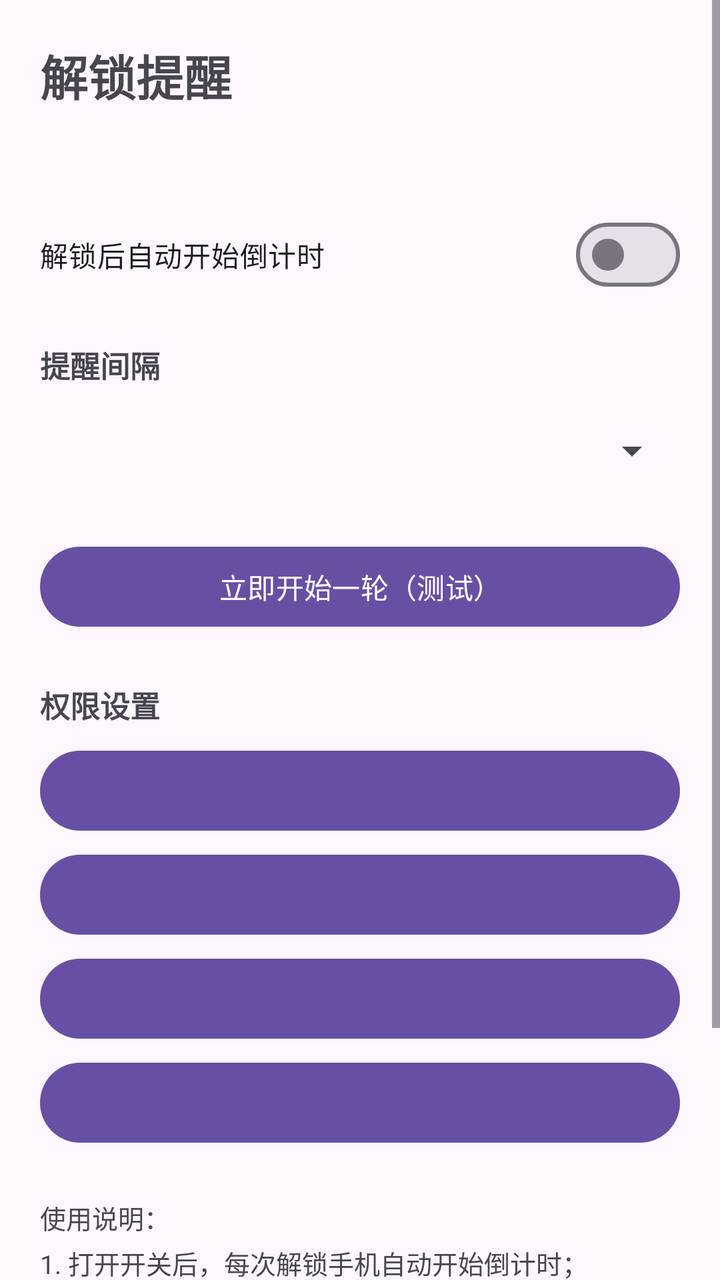
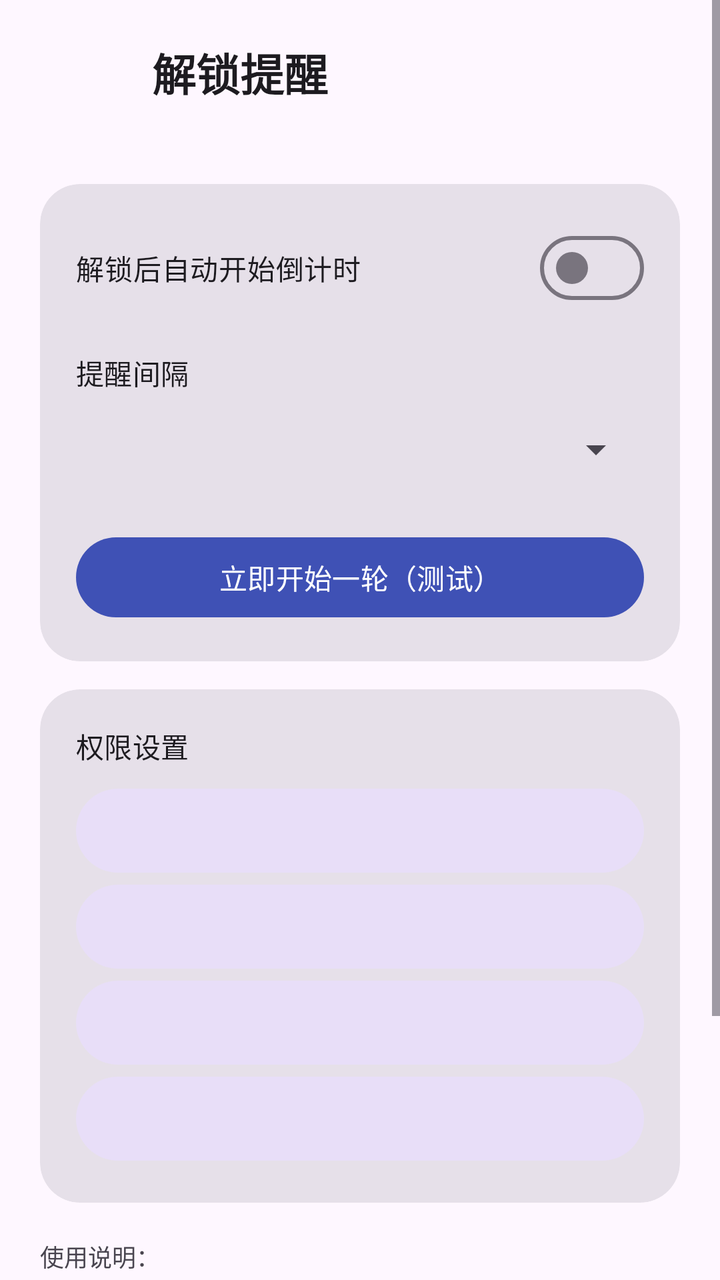

The first picture is an Android layout as it rendered before a commit; the second is the same layout after the commit. The layout source and the unified diff follow.
<!-- AndroidManifest.xml: application theme Theme.App -->
<!-- res/layout/activity_main.xml -->
<?xml version="1.0" encoding="utf-8"?>
<ScrollView xmlns:android="http://schemas.android.com/apk/res/android"
    android:layout_width="match_parent"
    android:layout_height="match_parent"
    android:fillViewport="true">

    <LinearLayout
        android:layout_width="match_parent"
        android:layout_height="wrap_content"
        android:orientation="vertical"
        android:padding="20dp">

        <TextView
            android:layout_width="wrap_content"
            android:layout_height="wrap_content"
            android:text="@string/app_name"
            android:textSize="24sp"
            android:textStyle="bold" />

        <TextView
            android:id="@+id/statusText"
            android:layout_width="match_parent"
            android:layout_height="wrap_content"
            android:layout_marginTop="12dp"
            android:textSize="15sp" />

        <com.google.android.material.materialswitch.MaterialSwitch
            android:id="@+id/switchMonitor"
            android:layout_width="match_parent"
            android:layout_height="wrap_content"
            android:layout_marginTop="16dp"
            android:text="@string/switch_monitor" />

        <TextView
            android:layout_width="wrap_content"
            android:layout_height="wrap_content"
            android:layout_marginTop="20dp"
            android:text="@string/interval_label"
            android:textSize="15sp"
            android:textStyle="bold" />

        <Spinner
            android:id="@+id/spinnerInterval"
            android:layout_width="match_parent"
            android:layout_height="48dp"
            android:layout_marginTop="8dp" />

        <LinearLayout
            android:id="@+id/customRow"
            android:layout_width="match_parent"
            android:layout_height="wrap_content"
            android:layout_marginTop="8dp"
            android:gravity="center_vertical"
            android:orientation="horizontal"
            android:visibility="gone">

            <EditText
                android:id="@+id/editCustom"
                android:layout_width="0dp"
                android:layout_height="wrap_content"
                android:layout_weight="1"
                android:hint="@string/custom_hint"
                android:inputType="number"
                android:singleLine="true" />

            <TextView
                android:layout_width="wrap_content"
                android:layout_height="wrap_content"
                android:layout_marginStart="8dp"
                android:text="@string/seconds_unit" />
        </LinearLayout>

        <Button
            android:id="@+id/btnTest"
            android:layout_width="match_parent"
            android:layout_height="wrap_content"
            android:layout_marginTop="20dp"
            android:text="@string/btn_test" />

        <TextView
            android:layout_width="wrap_content"
            android:layout_height="wrap_content"
            android:layout_marginTop="24dp"
            android:text="@string/perm_section"
            android:textSize="15sp"
            android:textStyle="bold" />

        <Button
            android:id="@+id/btnPermNotif"
            android:layout_width="match_parent"
            android:layout_height="wrap_content"
            android:layout_marginTop="8dp" />

        <Button
            android:id="@+id/btnPermUsage"
            android:layout_width="match_parent"
            android:layout_height="wrap_content"
            android:layout_marginTop="4dp" />

        <Button
            android:id="@+id/btnPermOverlay"
            android:layout_width="match_parent"
            android:layout_height="wrap_content"
            android:layout_marginTop="4dp" />

        <Button
            android:id="@+id/btnPermBattery"
            android:layout_width="match_parent"
            android:layout_height="wrap_content"
            android:layout_marginTop="4dp" />

        <TextView
            android:id="@+id/hintText"
            android:layout_width="match_parent"
            android:layout_height="wrap_content"
            android:layout_marginTop="24dp"
            android:lineSpacingExtra="4dp"
            android:text="@string/hint_text"
            android:textSize="13sp" />
    </LinearLayout>
</ScrollView>
<!-- resources referenced by this layout -->
<resources>
  <string name="app_name">解锁提醒</string>
  <string name="btn_test">立即开始一轮（测试）</string>
  <string name="custom_hint">输入秒数（5–86400）</string>
  <string name="hint_text">使用说明：\n1. 打开开关后，每次解锁手机自动开始倒计时；\n2. 到点会全屏弹出提醒，显示本轮各应用使用时长；\n3. 点「确定」开始下一轮，点「取消」或灭屏即停止；\n4. 默认间隔 10 秒（便于测试），可在上方修改；\n5. 通知栏显示实时倒计时，点它可停止本轮；\n6. 若提醒偶尔不弹出或服务被杀：加入④电池白名单，并在系统设置里允许本应用自启动/后台运行。</string>
  <string name="interval_label">提醒间隔</string>
  <string name="perm_section">权限设置</string>
  <string name="seconds_unit">秒</string>
  <string name="switch_monitor">解锁后自动开始倒计时</string>
  <style name="Theme.App" parent="Theme.Material3.DayNight.NoActionBar" />
</resources>

<!-- the commit's change to res/layout/activity_main.xml (unified diff, before → after) -->
@@ -1,5 +1,6 @@
 <?xml version="1.0" encoding="utf-8"?>
 <ScrollView xmlns:android="http://schemas.android.com/apk/res/android"
+    xmlns:app="http://schemas.android.com/apk/res-auto"
     android:layout_width="match_parent"
     android:layout_height="match_parent"
     android:fillViewport="true">
@@ -10,112 +11,169 @@
         android:orientation="vertical"
         android:padding="20dp">
 
-        <TextView
-            android:layout_width="wrap_content"
-            android:layout_height="wrap_content"
-            android:text="@string/app_name"
-            android:textSize="24sp"
-            android:textStyle="bold" />
-
-        <TextView
-            android:id="@+id/statusText"
+        <LinearLayout
             android:layout_width="match_parent"
             android:layout_height="wrap_content"
-            android:layout_marginTop="12dp"
-            android:textSize="15sp" />
+            android:gravity="center_vertical"
+            android:orientation="horizontal">
 
-        <com.google.android.material.materialswitch.MaterialSwitch
-            android:id="@+id/switchMonitor"
-            android:layout_width="match_parent"
-            android:layout_height="wrap_content"
-            android:layout_marginTop="16dp"
-            android:text="@string/switch_monitor" />
+            <ImageView
+                android:layout_width="44dp"
+                android:layout_height="44dp"
+                android:contentDescription="@string/app_name"
+                android:src="@mipmap/ic_launcher" />
 
-        <TextView
-            android:layout_width="wrap_content"
-            android:layout_height="wrap_content"
-            android:layout_marginTop="20dp"
-            android:text="@string/interval_label"
-            android:textSize="15sp"
-            android:textStyle="bold" />
-
-        <Spinner
-            android:id="@+id/spinnerInterval"
-            android:layout_width="match_parent"
-            android:layout_height="48dp"
-            android:layout_marginTop="8dp" />
-
-        <LinearLayout
-            android:id="@+id/customRow"
-            android:layout_width="match_parent"
-            android:layout_height="wrap_content"
-            android:layout_marginTop="8dp"
-            android:gravity="center_vertical"
-            android:orientation="horizontal"
-            android:visibility="gone">
-
-            <EditText
-                android:id="@+id/editCustom"
+            <LinearLayout
                 android:layout_width="0dp"
                 android:layout_height="wrap_content"
+                android:layout_marginStart="12dp"
                 android:layout_weight="1"
-                android:hint="@string/custom_hint"
-                android:inputType="number"
-                android:singleLine="true" />
+                android:orientation="vertical">
 
-            <TextView
-                android:layout_width="wrap_content"
-                android:layout_height="wrap_content"
-                android:layout_marginStart="8dp"
-                android:text="@string/seconds_unit" />
+                <TextView
+                    android:layout_width="wrap_content"
+                    android:layout_height="wrap_content"
+                    android:text="@string/app_name"
+                    android:textAppearance="?attr/textAppearanceTitleLarge"
+                    android:textStyle="bold" />
+
+                <TextView
+                    android:id="@+id/statusText"
+                    android:layout_width="wrap_content"
+                    android:layout_height="wrap_content"
+                    android:layout_marginTop="2dp"
+                    android:textColor="?attr/colorPrimary"
+                    android:textSize="13sp" />
+            </LinearLayout>
         </LinearLayout>
 
-        <Button
-            android:id="@+id/btnTest"
+        <com.google.android.material.card.MaterialCardView
+            style="?attr/materialCardViewFilledStyle"
             android:layout_width="match_parent"
             android:layout_height="wrap_content"
             android:layout_marginTop="20dp"
-            android:text="@string/btn_test" />
+            app:cardCornerRadius="20dp">
 
-        <TextView
-            android:layout_width="wrap_content"
-            android:layout_height="wrap_content"
-            android:layout_marginTop="24dp"
-            android:text="@string/perm_section"
-            android:textSize="15sp"
-            android:textStyle="bold" />
+            <LinearLayout
+                android:layout_width="match_parent"
+                android:layout_height="wrap_content"
+                android:orientation="vertical"
+                android:padding="18dp">
 
-        <Button
-            android:id="@+id/btnPermNotif"
+                <com.google.android.material.materialswitch.MaterialSwitch
+                    android:id="@+id/switchMonitor"
+                    android:layout_width="match_parent"
+                    android:layout_height="wrap_content"
+                    android:text="@string/switch_monitor" />
+
+                <TextView
+                    android:layout_width="wrap_content"
+                    android:layout_height="wrap_content"
+                    android:layout_marginTop="18dp"
+                    android:text="@string/interval_label"
+                    android:textAppearance="?attr/textAppearanceTitleSmall" />
+
+                <Spinner
+                    android:id="@+id/spinnerInterval"
+                    android:layout_width="match_parent"
+                    android:layout_height="48dp"
+                    android:layout_marginTop="4dp" />
+
+                <LinearLayout
+                    android:id="@+id/customRow"
+                    android:layout_width="match_parent"
+                    android:layout_height="wrap_content"
+                    android:layout_marginTop="8dp"
+                    android:gravity="center_vertical"
+                    android:orientation="horizontal"
+                    android:visibility="gone">
+
+                    <EditText
+                        android:id="@+id/editCustom"
+                        android:layout_width="0dp"
+                        android:layout_height="wrap_content"
+                        android:layout_weight="1"
+                        android:hint="@string/custom_hint"
+                        android:inputType="number"
+                        android:singleLine="true" />
+
+                    <TextView
+                        android:layout_width="wrap_content"
+                        android:layout_height="wrap_content"
+                        android:layout_marginStart="8dp"
+                        android:text="@string/seconds_unit" />
+                </LinearLayout>
+
+                <Button
+                    android:id="@+id/btnTest"
+                    android:layout_width="match_parent"
+                    android:layout_height="wrap_content"
+                    android:layout_marginTop="16dp"
+                    android:text="@string/btn_test" />
+            </LinearLayout>
+        </com.google.android.material.card.MaterialCardView>
+
+        <com.google.android.material.card.MaterialCardView
+            style="?attr/materialCardViewFilledStyle"
             android:layout_width="match_parent"
             android:layout_height="wrap_content"
-            android:layout_marginTop="8dp" />
+            android:layout_marginTop="14dp"
+            app:cardCornerRadius="20dp">
 
-        <Button
-            android:id="@+id/btnPermUsage"
-            android:layout_width="match_parent"
-            android:layout_height="wrap_content"
-            android:layout_marginTop="4dp" />
+            <LinearLayout
+                android:layout_width="match_parent"
+                android:layout_height="wrap_content"
+                android:orientation="vertical"
+                android:padding="18dp">
 
-        <Button
-            android:id="@+id/btnPermOverlay"
-            android:layout_width="match_parent"
-            android:layout_height="wrap_content"
-            android:layout_marginTop="4dp" />
+                <TextView
+                    android:layout_width="wrap_content"
+                    android:layout_height="wrap_content"
+                    android:text="@string/perm_section"
+                    android:textAppearance="?attr/textAppearanceTitleSmall" />
 
-        <Button
-            android:id="@+id/btnPermBattery"
-            android:layout_width="match_parent"
-            android:layout_height="wrap_content"
-            android:layout_marginTop="4dp" />
+                <Button
+                    android:id="@+id/btnPermNotif"
+                    style="@style/PermButton"
+                    android:layout_width="match_parent"
+                    android:layout_height="wrap_content"
+                    android:layout_marginTop="8dp" />
+
+                <Button
+                    android:id="@+id/btnPermUsage"
+                    style="@style/PermButton"
+                    android:layout_width="match_parent"
+                    android:layout_height="wrap_content" />
+
+                <Button
+                    android:id="@+id/btnPermOverlay"
+                    style="@style/PermButton"
+                    android:layout_width="match_parent"
+                    android:layout_height="wrap_content" />
+
+                <Button
+                    android:id="@+id/btnPermBattery"
+                    style="@style/PermButton"
+                    android:layout_width="match_parent"
+                    android:layout_height="wrap_content" />
+
+                <Button
+                    android:id="@+id/btnPermFsi"
+                    style="@style/PermButton"
+                    android:layout_width="match_parent"
+                    android:layout_height="wrap_content"
+                    android:visibility="gone" />
+            </LinearLayout>
+        </com.google.android.material.card.MaterialCardView>
 
         <TextView
             android:id="@+id/hintText"
             android:layout_width="match_parent"
             android:layout_height="wrap_content"
-            android:layout_marginTop="24dp"
+            android:layout_marginTop="18dp"
             android:lineSpacingExtra="4dp"
             android:text="@string/hint_text"
-            android:textSize="13sp" />
+            android:textColor="?attr/colorOnSurfaceVariant"
+            android:textSize="12sp" />
     </LinearLayout>
 </ScrollView>
<!-- resource entries referenced after the edit -->
@@ -1,5 +1,12 @@
 <!-- resources referenced by this layout -->
 <resources>
+  <!-- mipmap ic_launcher (mipmap-anydpi-v26) -->
+  <?xml version="1.0" encoding="utf-8"?>
+  <adaptive-icon xmlns:android="http://schemas.android.com/apk/res/android">
+      <background android:drawable="@color/ic_launcher_background" />
+      <foreground android:drawable="@drawable/ic_launcher_foreground" />
+      <monochrome android:drawable="@drawable/ic_launcher_foreground" />
+  </adaptive-icon>
   <string name="app_name">解锁提醒</string>
   <string name="btn_test">立即开始一轮（测试）</string>
   <string name="custom_hint">输入秒数（5–86400）</string>
@@ -8,6 +15,36 @@
   <string name="perm_section">权限设置</string>
   <string name="seconds_unit">秒</string>
   <string name="switch_monitor">解锁后自动开始倒计时</string>
-  <style name="Theme.App" parent="Theme.Material3.DayNight.NoActionBar" />
+  <style name="PermButton" parent="Widget.Material3.Button.TonalButton">
+          <item name="android:insetTop">3dp</item>
+          <item name="android:insetBottom">3dp</item>
+          <item name="android:textSize">14sp</item>
+      </style>
+  <style name="Theme.App" parent="Theme.Material3.DayNight.NoActionBar">
+          <item name="colorPrimary">@color/brand_primary</item>
+          <item name="colorOnPrimary">#FFFFFF</item>
+          <item name="colorPrimaryContainer">@color/brand_container</item>
+          <item name="colorOnPrimaryContainer">#10125C</item>
+      </style>
+  <color name="ic_launcher_background">#3F51B5</color>
+  <!-- drawable ic_launcher_foreground (drawable) -->
+  <?xml version="1.0" encoding="utf-8"?>
+  <vector xmlns:android="http://schemas.android.com/apk/res/android"
+      android:width="108dp"
+      android:height="108dp"
+      android:viewportWidth="108"
+      android:viewportHeight="108">
+      <group
+          android:scaleX="2.4"
+          android:scaleY="2.4"
+          android:translateX="25.2"
+          android:translateY="25.2">
+          <path
+              android:fillColor="#FFFFFF"
+              android:pathData="M11.99,2C6.47,2 2,6.48 2,12s4.47,10 9.99,10C17.52,22 22,17.52 22,12S17.52,2 11.99,2zM12,20c-4.42,0 -8,-3.58 -8,-8s3.58,-8 8,-8 8,3.58 8,8 -3.58,8 -8,8zM12.5,7H11v6l5.25,3.15 0.75,-1.23 -4.5,-2.67z" />
+      </group>
+  </vector>
+  <color name="brand_primary">#3F51B5</color>
+  <color name="brand_container">#DFE2FF</color>
 </resources>
 
